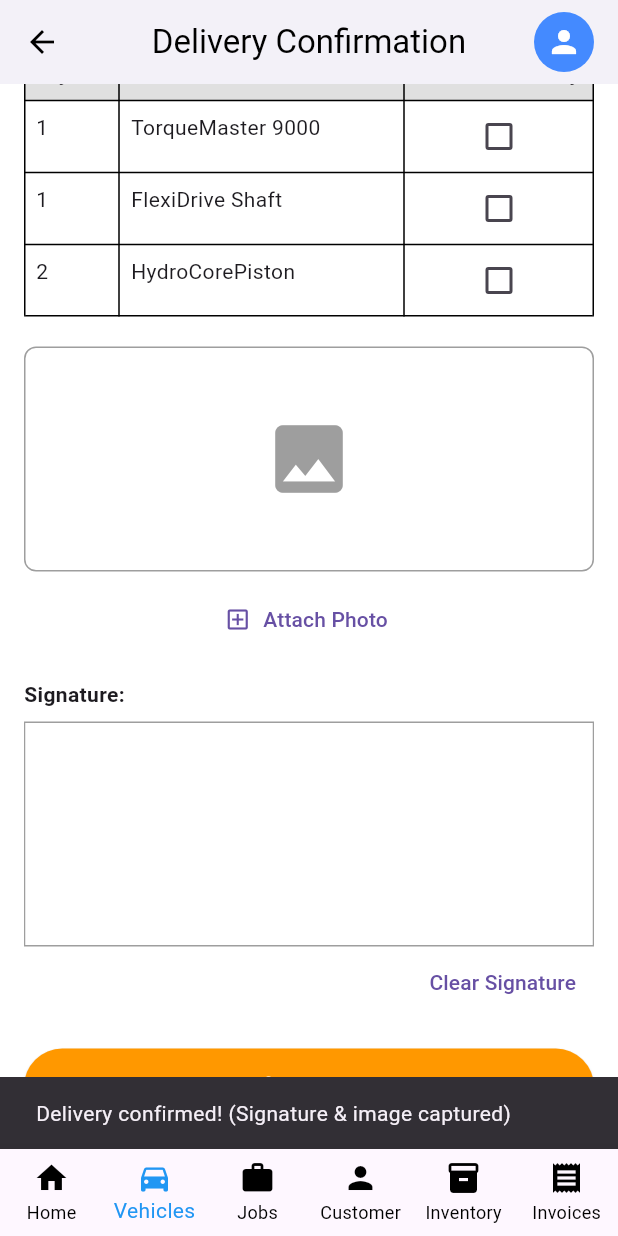
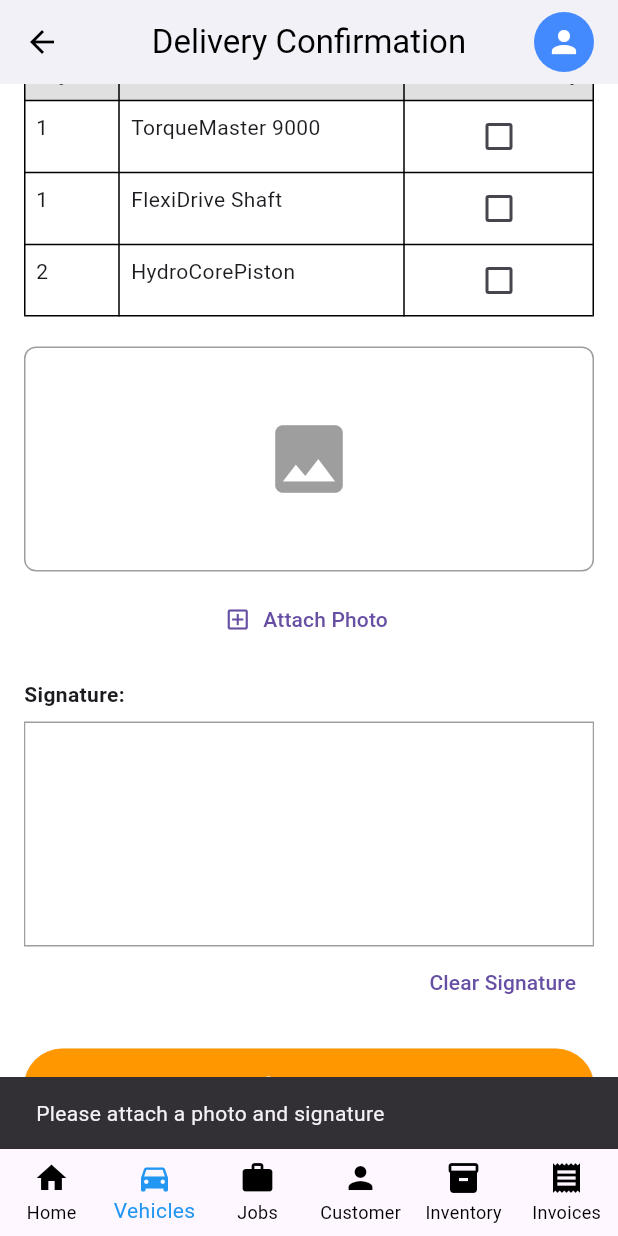
Before and after one commit to MyPleasure438/MobileAppDevelopmentProject, a Flutter app: the Taskbar screen opened directly, item 2 of the bottom bar chosen, scrolled down 217 dp, after a tap on "Confirm Delivery", on a phone screen of 412 x 824 dp. Run offline on Flutter 3.47's test engine with Material 3 defaults, Android fonts, the phone set to English and light mode, and no system bars; drawn by our look-alikes of signature; our stand-ins replace cloud_firestore, firebase_auth, firebase_core, firebase_storage, image_picker; missing offline and left inert: firebase_ui_auth; accounts and stored records are empty; generated files the repository leaves out were written again.

Commit message:
minor updates

```diff
--- a/lib/main.dart
+++ b/lib/main.dart
@@ -1,10 +1,9 @@
 import 'package:flutter/material.dart';
 import 'package:firebase_core/firebase_core.dart';
-import 'package:practical_assignment_project/taskbar.dart';
 import 'firebase_options.dart';
 
 // Import your pages barrel file
-import 'widgets/widgets.dart';
+//import 'widgets/widgets.dart';
 import 'pages/pages.dart';
 
 void main() async {
@@ -27,7 +26,7 @@ class MainApp extends StatelessWidget {
       theme: ThemeData(
         primarySwatch: Colors.blue,
       ),
-      home: const Taskbar(), // Start at your login page
+      home:MyFirstPage(), // Start at your login page
     );
   }
 }
--- a/lib/pages/delivery_confirmation.dart
+++ b/lib/pages/delivery_confirmation.dart
@@ -2,18 +2,10 @@ import 'dart:io';
 import 'package:flutter/material.dart';
 import 'package:image_picker/image_picker.dart';
 import 'package:signature/signature.dart';
+import 'package:firebase_core/firebase_core.dart';
+import 'package:firebase_storage/firebase_storage.dart';
+import 'package:cloud_firestore/cloud_firestore.dart';
 
-class DeliveryApp extends StatelessWidget {
-  const DeliveryApp({super.key});
-
-  @override
-  Widget build(BuildContext context) {
-    return MaterialApp(
-      debugShowCheckedModeBanner: false,
-      home: const DeliveryConfirmationScreen(),
-    );
-  }
-}
 
 class DeliveryConfirmationScreen extends StatefulWidget {
   const DeliveryConfirmationScreen({super.key});
@@ -41,7 +33,7 @@ class _DeliveryConfirmationScreenState extends State<DeliveryConfirmationScreen>
 
   Future<void> _pickImage() async {
     final XFile? pickedFile =
-    await _picker.pickImage(source: ImageSource.gallery); // or ImageSource.camera
+    await _picker.pickImage(source: ImageSource.gallery);
 
     if (pickedFile != null) {
       setState(() {
@@ -51,19 +43,53 @@ class _DeliveryConfirmationScreenState extends State<DeliveryConfirmationScreen>
   }
 
   Future<void> _submitDelivery() async {
-    // Example: Export signature as PNG
-    final signature = await _signatureController.toPngBytes();
+    if (_attachedImage == null || _signatureController.isEmpty) {
+      ScaffoldMessenger.of(context).showSnackBar(
+        const SnackBar(content: Text("Please attach a photo and signature")),
+      );
+      return;
+    }
 
-    // You can now send:
-    // - signature (PNG bytes)
-    // - _attachedImage (File)
-    // - checkbox states
-    // to your backend or local storage
+    try {
+      // 1. Upload photo
+      final photoRef = FirebaseStorage.instance
+          .ref()
+          .child("deliveries/delivery001/photoUrl");
+      await photoRef.putFile(_attachedImage!);
+      final photoUrl = await photoRef.getDownloadURL();
 
-    ScaffoldMessenger.of(context).showSnackBar(
-      const SnackBar(content: Text("Delivery confirmed! (Signature & image captured)")),
-    );
+      // 2. Upload signature
+      final sigBytes = await _signatureController.toPngBytes();
+      if (sigBytes == null) {
+        throw Exception("Signature export failed");
+      }
+      final sigRef = FirebaseStorage.instance
+          .ref()
+          .child("deliveries/delivery001/signatureUrl");
+      await sigRef.putData(sigBytes);
+      final sigUrl = await sigRef.getDownloadURL();
+
+      // 3. Save metadata to Firestore (only after URLs are ready)
+      await FirebaseFirestore.instance
+          .collection("deliveries")
+          .doc("delivery001")
+          .set({
+        "photoUrl": photoUrl,
+        "signatureUrl": sigUrl,
+        "status": "confirmed",
+      }, SetOptions(merge: true));
+
+      ScaffoldMessenger.of(context).showSnackBar(
+        const SnackBar(content: Text("Delivery confirmed and uploaded ✅")),
+      );
+    } catch (e) {
+      ScaffoldMessenger.of(context).showSnackBar(
+        SnackBar(content: Text("Error: $e")),
+      );
+    }
   }
+
+
 
   @override
   void dispose() {
--- a/lib/pages/login_page.dart
+++ b/lib/pages/login_page.dart
@@ -1,4 +1,5 @@
 import 'package:flutter/material.dart';
+import 'package:practical_assignment_project/taskbar.dart';
 import '../widgets/widgets.dart';
 import '../pages/pages.dart';
 
@@ -55,9 +56,9 @@ class MyFirstPage extends StatelessWidget {
           ),
           ElevatedButton(
             onPressed: () {
-              Navigator.push(
+              Navigator.pushReplacement(
                 context,
-                MaterialPageRoute(builder: (context) => SecondPage()),
+                MaterialPageRoute(builder: (context) => Taskbar()),
               );
             },
             child: const Text('Login'),
--- a/pubspec.yaml
+++ b/pubspec.yaml
@@ -38,6 +38,7 @@ dependencies:
   cupertino_icons: ^1.0.8
   provider: ^6.1.5
   firebase_core: ^4.1.0
+  firebase_storage: ^13.0.1
   firebase_auth: ^6.0.2
   firebase_ui_auth: ^3.0.0
   cloud_firestore: ^6.0.1
```
Also changed, not shown: pubspec.lock, 3 other files.
